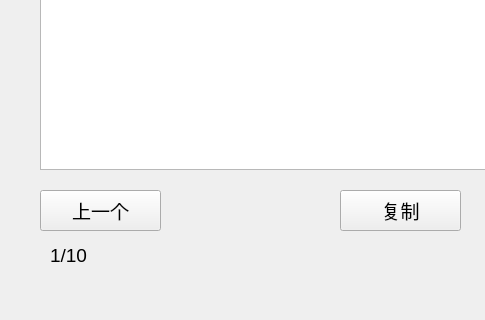
Before: the Qt Designer form mainwindow.ui in chokosama/desktop, drawn with Qt 5; both pictures show x 0 to 485 and y 280 to 600 of the 800 by 600 pixel window.
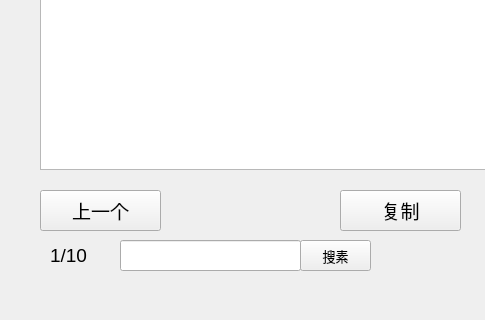
After: the same form once the commit is applied.

What changed in the file:
```diff
--- a/mainwindow.ui
+++ b/mainwindow.ui
@@ -81,6 +81,34 @@
      </rect>
     </property>
    </widget>
+   <widget class="QLineEdit" name="lineEdit">
+    <property name="geometry">
+     <rect>
+      <x>120</x>
+      <y>520</y>
+      <width>181</width>
+      <height>31</height>
+     </rect>
+    </property>
+   </widget>
+   <widget class="QPushButton" name="searchBtn">
+    <property name="geometry">
+     <rect>
+      <x>300</x>
+      <y>520</y>
+      <width>71</width>
+      <height>31</height>
+     </rect>
+    </property>
+    <property name="font">
+     <font>
+      <pointsize>10</pointsize>
+     </font>
+    </property>
+    <property name="text">
+     <string>搜素</string>
+    </property>
+   </widget>
   </widget>
   <widget class="QMenuBar" name="menubar">
    <property name="geometry">
```
